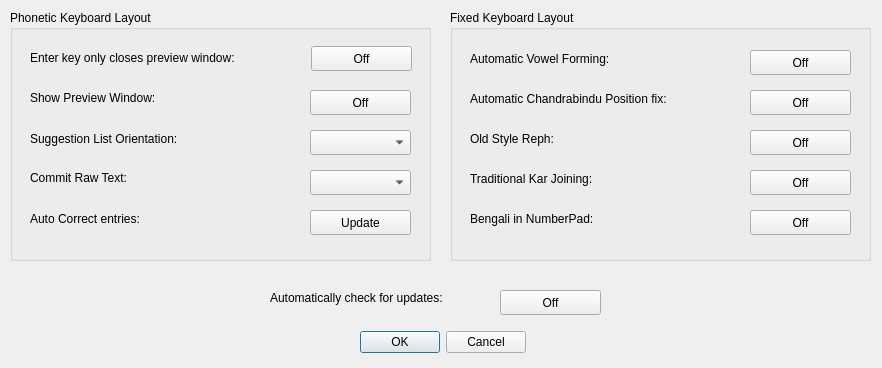
This is src/frontend/SettingsDialog.ui in OpenBangla/OpenBangla-Keyboard as Qt 5 draws it before an edit. The edited form follows.
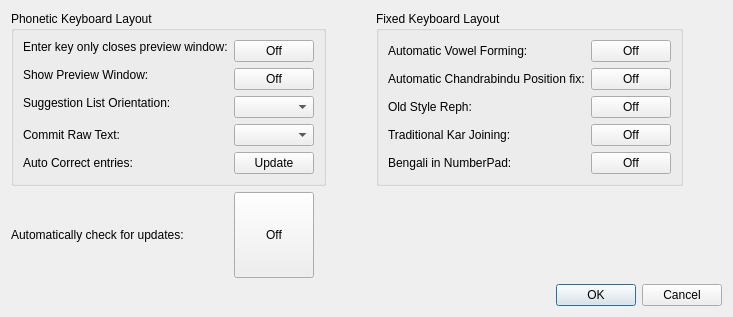
This is the edited form.

```diff
--- a/src/frontend/SettingsDialog.ui
+++ b/src/frontend/SettingsDialog.ui
@@ -6,8 +6,8 @@
    <rect>
     <x>0</x>
     <y>0</y>
-    <width>882</width>
-    <height>368</height>
+    <width>733</width>
+    <height>317</height>
    </rect>
   </property>
   <property name="sizePolicy">
@@ -19,72 +19,141 @@
   <property name="windowTitle">
    <string>Settings</string>
   </property>
-  <widget class="QDialogButtonBox" name="buttonBox">
-   <property name="geometry">
-    <rect>
-     <x>360</x>
-     <y>330</y>
-     <width>166</width>
-     <height>25</height>
-    </rect>
+  <layout class="QFormLayout" name="formLayout_3">
+   <property name="formAlignment">
+    <set>Qt::AlignLeading|Qt::AlignLeft|Qt::AlignVCenter</set>
    </property>
-   <property name="orientation">
-    <enum>Qt::Horizontal</enum>
+   <property name="horizontalSpacing">
+    <number>50</number>
    </property>
-   <property name="standardButtons">
-    <set>QDialogButtonBox::Cancel|QDialogButtonBox::Ok</set>
+   <property name="verticalSpacing">
+    <number>6</number>
    </property>
-  </widget>
-  <widget class="QGroupBox" name="groupFixed">
-   <property name="geometry">
-    <rect>
-     <x>450</x>
-     <y>10</y>
-     <width>421</width>
-     <height>251</height>
-    </rect>
+   <item row="0" column="0">
+    <widget class="QGroupBox" name="FixedLayout">
+     <property name="sizePolicy">
+      <sizepolicy hsizetype="Fixed" vsizetype="Expanding">
+       <horstretch>0</horstretch>
+       <verstretch>0</verstretch>
+      </sizepolicy>
+     </property>
+     <property name="title">
+      <string>Phonetic Keyboard Layout</string>
+     </property>
+     <layout class="QFormLayout" name="formLayout_2">
+      <item row="0" column="0">
+       <widget class="QLabel" name="label">
+        <property name="sizePolicy">
+         <sizepolicy hsizetype="Fixed" vsizetype="Fixed">
+          <horstretch>0</horstretch>
+          <verstretch>0</verstretch>
+         </sizepolicy>
+        </property>
+        <property name="text">
+         <string>&lt;html&gt;&lt;head/&gt;&lt;body&gt;&lt;p&gt;Enter key only closes preview window:&lt;/p&gt;&lt;/body&gt;&lt;/html&gt;</string>
+        </property>
+       </widget>
+      </item>
+      <item row="0" column="1">
+       <widget class="QPushButton" name="btnClosePrevWin">
+        <property name="text">
+         <string>Off</string>
+        </property>
+        <property name="checkable">
+         <bool>true</bool>
+        </property>
+       </widget>
+      </item>
+      <item row="1" column="0">
+       <widget class="QLabel" name="label_2">
+        <property name="sizePolicy">
+         <sizepolicy hsizetype="Fixed" vsizetype="Fixed">
+          <horstretch>0</horstretch>
+          <verstretch>0</verstretch>
+         </sizepolicy>
+        </property>
+        <property name="text">
+         <string>&lt;html&gt;&lt;head/&gt;&lt;body&gt;&lt;p&gt;Show Preview Window:&lt;/p&gt;&lt;/body&gt;&lt;/html&gt;</string>
+        </property>
+       </widget>
+      </item>
+      <item row="1" column="1">
+       <widget class="QPushButton" name="btnShowPrevWin">
+        <property name="text">
+         <string>Off</string>
+        </property>
+        <property name="checkable">
+         <bool>true</bool>
+        </property>
+       </widget>
+      </item>
+      <item row="2" column="0">
+       <widget class="QLabel" name="label_3">
+        <property name="sizePolicy">
+         <sizepolicy hsizetype="Fixed" vsizetype="Fixed">
+          <horstretch>0</horstretch>
+          <verstretch>0</verstretch>
+         </sizepolicy>
+        </property>
+        <property name="text">
+         <string>Suggestion List Orientation:</string>
+        </property>
+       </widget>
+      </item>
+      <item row="2" column="1">
+       <widget class="QComboBox" name="cmbOrientation"/>
+      </item>
+      <item row="3" column="0">
+       <widget class="QLabel" name="label_5">
+        <property name="text">
+         <string>&lt;html&gt;&lt;head/&gt;&lt;body&gt;&lt;p&gt;Commit Raw Text:&lt;/p&gt;&lt;/body&gt;&lt;/html&gt;</string>
+        </property>
+       </widget>
+      </item>
+      <item row="3" column="1">
+       <widget class="QComboBox" name="cmbRawTxt"/>
+      </item>
+      <item row="4" column="0">
+       <widget class="QLabel" name="label_11">
+        <property name="text">
+         <string>Auto Correct entries:</string>
+        </property>
+       </widget>
+      </item>
+      <item row="4" column="1">
+       <widget class="QPushButton" name="btnACUpdate">
+        <property name="text">
+         <string>Update</string>
+        </property>
+        <property name="checkable">
+         <bool>false</bool>
+        </property>
+       </widget>
+      </item>
+     </layout>
+    </widget>
+   </item>
+   <item row="0" column="1">
+    <widget class="QGroupBox" name="PhoneticLayout">
+     <property name="sizePolicy">
+      <sizepolicy hsizetype="Fixed" vsizetype="Expanding">
+       <horstretch>0</horstretch>
+       <verstretch>0</verstretch>
+      </sizepolicy>
    </property>
    <property name="title">
     <string>Fixed Keyboard Layout</string>
    </property>
+     <layout class="QFormLayout" name="formLayout">
+      <item row="0" column="0">
    <widget class="QLabel" name="label_6">
-    <property name="geometry">
-     <rect>
-      <x>20</x>
-      <y>40</y>
-      <width>251</width>
-      <height>17</height>
-     </rect>
-    </property>
     <property name="text">
      <string>Automatic Vowel Forming:</string>
     </property>
    </widget>
-   <widget class="QPushButton" name="btnAutoChandra">
-    <property name="geometry">
-     <rect>
-      <x>300</x>
-      <y>80</y>
-      <width>101</width>
-      <height>25</height>
-     </rect>
-    </property>
-    <property name="text">
-     <string>Off</string>
-    </property>
-    <property name="checkable">
-     <bool>true</bool>
-    </property>
-   </widget>
+      </item>
+      <item row="0" column="1">
    <widget class="QPushButton" name="btnAutoVowel">
-    <property name="geometry">
-     <rect>
-      <x>300</x>
-      <y>40</y>
-      <width>101</width>
-      <height>25</height>
-     </rect>
-    </property>
     <property name="text">
      <string>Off</string>
     </property>
@@ -92,41 +161,39 @@
      <bool>true</bool>
     </property>
    </widget>
+      </item>
+      <item row="1" column="0">
    <widget class="QLabel" name="label_7">
-    <property name="geometry">
-     <rect>
-      <x>20</x>
-      <y>80</y>
-      <width>261</width>
-      <height>17</height>
-     </rect>
-    </property>
     <property name="text">
      <string>Automatic Chandrabindu Position fix:</string>
     </property>
    </widget>
+      </item>
+      <item row="1" column="1">
+       <widget class="QPushButton" name="btnAutoChandra">
+        <property name="sizePolicy">
+         <sizepolicy hsizetype="Minimum" vsizetype="Minimum">
+          <horstretch>0</horstretch>
+          <verstretch>0</verstretch>
+         </sizepolicy>
+        </property>
+        <property name="text">
+         <string>Off</string>
+        </property>
+        <property name="checkable">
+         <bool>true</bool>
+        </property>
+       </widget>
+      </item>
+      <item row="2" column="0">
    <widget class="QLabel" name="label_8">
-    <property name="geometry">
-     <rect>
-      <x>20</x>
-      <y>120</y>
-      <width>251</width>
-      <height>17</height>
-     </rect>
-    </property>
     <property name="text">
      <string>Old Style Reph:</string>
     </property>
    </widget>
+      </item>
+      <item row="2" column="1">
    <widget class="QPushButton" name="btnOldReph">
-    <property name="geometry">
-     <rect>
-      <x>300</x>
-      <y>120</y>
-      <width>101</width>
-      <height>25</height>
-     </rect>
-    </property>
     <property name="text">
      <string>Off</string>
     </property>
@@ -134,28 +201,16 @@
      <bool>true</bool>
     </property>
    </widget>
+      </item>
+      <item row="3" column="0">
    <widget class="QLabel" name="label_9">
-    <property name="geometry">
-     <rect>
-      <x>20</x>
-      <y>160</y>
-      <width>251</width>
-      <height>17</height>
-     </rect>
-    </property>
     <property name="text">
      <string>Traditional Kar Joining:</string>
     </property>
    </widget>
+      </item>
+      <item row="3" column="1">
    <widget class="QPushButton" name="btnKarJoining">
-    <property name="geometry">
-     <rect>
-      <x>300</x>
-      <y>160</y>
-      <width>101</width>
-      <height>25</height>
-     </rect>
-    </property>
     <property name="text">
      <string>Off</string>
     </property>
@@ -163,28 +218,16 @@
      <bool>true</bool>
     </property>
    </widget>
+      </item>
+      <item row="4" column="0">
    <widget class="QLabel" name="label_10">
-    <property name="geometry">
-     <rect>
-      <x>20</x>
-      <y>200</y>
-      <width>251</width>
-      <height>17</height>
-     </rect>
-    </property>
     <property name="text">
      <string>Bengali in NumberPad:</string>
     </property>
    </widget>
+      </item>
+      <item row="4" column="1">
    <widget class="QPushButton" name="btnNumberpad">
-    <property name="geometry">
-     <rect>
-      <x>300</x>
-      <y>200</y>
-      <width>101</width>
-      <height>25</height>
-     </rect>
-    </property>
     <property name="text">
      <string>Off</string>
     </property>
@@ -192,198 +235,25 @@
      <bool>true</bool>
     </property>
    </widget>
-  </widget>
-  <widget class="QGroupBox" name="groupPhonetic">
-   <property name="geometry">
-    <rect>
-     <x>10</x>
-     <y>10</y>
-     <width>421</width>
-     <height>251</height>
-    </rect>
-   </property>
-   <property name="title">
-    <string>Phonetic Keyboard Layout</string>
-   </property>
-   <widget class="QComboBox" name="cmbOrientation">
-    <property name="geometry">
-     <rect>
-      <x>300</x>
-      <y>120</y>
-      <width>101</width>
-      <height>25</height>
-     </rect>
-    </property>
-   </widget>
-   <widget class="QPushButton" name="btnClosePrevWin">
-    <property name="geometry">
-     <rect>
-      <x>301</x>
-      <y>36</y>
-      <width>101</width>
-      <height>25</height>
-     </rect>
-    </property>
-    <property name="text">
-     <string>Off</string>
-    </property>
-    <property name="checkable">
-     <bool>true</bool>
-    </property>
-   </widget>
-   <widget class="QLabel" name="label_2">
-    <property name="geometry">
-     <rect>
-      <x>20</x>
-      <y>80</y>
-      <width>280</width>
-      <height>17</height>
-     </rect>
-    </property>
-    <property name="sizePolicy">
-     <sizepolicy hsizetype="Fixed" vsizetype="Fixed">
-      <horstretch>0</horstretch>
-      <verstretch>0</verstretch>
-     </sizepolicy>
-    </property>
-    <property name="text">
-     <string>&lt;html&gt;&lt;head/&gt;&lt;body&gt;&lt;p&gt;Show Preview Window:&lt;/p&gt;&lt;/body&gt;&lt;/html&gt;</string>
-    </property>
-   </widget>
-   <widget class="QLabel" name="label_5">
-    <property name="geometry">
-     <rect>
-      <x>20</x>
-      <y>160</y>
-      <width>123</width>
-      <height>17</height>
-     </rect>
-    </property>
-    <property name="text">
-     <string>&lt;html&gt;&lt;head/&gt;&lt;body&gt;&lt;p&gt;Commit Raw Text:&lt;/p&gt;&lt;/body&gt;&lt;/html&gt;</string>
-    </property>
-   </widget>
-   <widget class="QComboBox" name="cmbRawTxt">
-    <property name="geometry">
-     <rect>
-      <x>300</x>
-      <y>160</y>
-      <width>101</width>
-      <height>25</height>
-     </rect>
-    </property>
-   </widget>
-   <widget class="QLabel" name="label_3">
-    <property name="geometry">
-     <rect>
-      <x>20</x>
-      <y>120</y>
-      <width>191</width>
-      <height>17</height>
-     </rect>
-    </property>
-    <property name="sizePolicy">
-     <sizepolicy hsizetype="Fixed" vsizetype="Fixed">
-      <horstretch>0</horstretch>
-      <verstretch>0</verstretch>
-     </sizepolicy>
-    </property>
-    <property name="text">
-     <string>Suggestion List Orientation:</string>
-    </property>
-   </widget>
-   <widget class="QLabel" name="label">
-    <property name="geometry">
-     <rect>
-      <x>20</x>
-      <y>40</y>
-      <width>271</width>
-      <height>17</height>
-     </rect>
-    </property>
-    <property name="sizePolicy">
-     <sizepolicy hsizetype="Fixed" vsizetype="Fixed">
-      <horstretch>0</horstretch>
-      <verstretch>0</verstretch>
-     </sizepolicy>
-    </property>
-    <property name="text">
-     <string>&lt;html&gt;&lt;head/&gt;&lt;body&gt;&lt;p&gt;Enter key only closes preview window:&lt;/p&gt;&lt;/body&gt;&lt;/html&gt;</string>
-    </property>
-   </widget>
-   <widget class="QPushButton" name="btnShowPrevWin">
-    <property name="geometry">
-     <rect>
-      <x>300</x>
-      <y>80</y>
-      <width>101</width>
-      <height>25</height>
-     </rect>
-    </property>
-    <property name="text">
-     <string>Off</string>
-    </property>
-    <property name="checkable">
-     <bool>true</bool>
-    </property>
-   </widget>
-   <widget class="QLabel" name="label_11">
-    <property name="geometry">
-     <rect>
-      <x>20</x>
-      <y>200</y>
-      <width>271</width>
-      <height>17</height>
-     </rect>
-    </property>
-    <property name="text">
-     <string>Auto Correct entries:</string>
-    </property>
-   </widget>
-   <widget class="QPushButton" name="btnACUpdate">
-    <property name="geometry">
-     <rect>
-      <x>300</x>
-      <y>200</y>
-      <width>101</width>
-      <height>25</height>
-     </rect>
-    </property>
-    <property name="text">
-     <string>Update</string>
-    </property>
-    <property name="checkable">
-     <bool>false</bool>
-    </property>
-   </widget>
-  </widget>
-  <widget class="QPushButton" name="btnCheckUpdate">
-   <property name="geometry">
-    <rect>
-     <x>500</x>
-     <y>290</y>
-     <width>101</width>
-     <height>25</height>
-    </rect>
-   </property>
-   <property name="text">
-    <string>Off</string>
-   </property>
-   <property name="checkable">
-    <bool>true</bool>
-   </property>
-  </widget>
+      </item>
+     </layout>
+    </widget>
+   </item>
+   <item row="1" column="0" colspan="2">
+    <layout class="QGridLayout" name="gridLayout">
+     <property name="sizeConstraint">
+      <enum>QLayout::SetFixedSize</enum>
+     </property>
+     <property name="horizontalSpacing">
+      <number>50</number>
+     </property>
+     <property name="verticalSpacing">
+      <number>6</number>
+     </property>
+     <item row="0" column="0">
   <widget class="QLabel" name="label_4">
-   <property name="geometry">
-    <rect>
-     <x>270</x>
-     <y>290</y>
-     <width>231</width>
-     <height>17</height>
-    </rect>
-   </property>
    <property name="sizePolicy">
-    <sizepolicy hsizetype="Fixed" vsizetype="Fixed">
+        <sizepolicy hsizetype="Fixed" vsizetype="Expanding">
      <horstretch>0</horstretch>
      <verstretch>0</verstretch>
     </sizepolicy>
@@ -392,6 +262,49 @@
     <string>&lt;html&gt;&lt;head/&gt;&lt;body&gt;&lt;p&gt;Automatically check for updates:&lt;/p&gt;&lt;/body&gt;&lt;/html&gt;</string>
    </property>
   </widget>
+     </item>
+     <item row="0" column="1">
+      <widget class="QPushButton" name="btnCheckUpdate">
+       <property name="sizePolicy">
+        <sizepolicy hsizetype="Fixed" vsizetype="MinimumExpanding">
+         <horstretch>0</horstretch>
+         <verstretch>0</verstretch>
+        </sizepolicy>
+       </property>
+       <property name="text">
+        <string>Off</string>
+       </property>
+       <property name="checkable">
+        <bool>true</bool>
+       </property>
+      </widget>
+     </item>
+     <item row="0" column="2">
+      <spacer name="horizontalSpacer">
+       <property name="orientation">
+        <enum>Qt::Horizontal</enum>
+       </property>
+       <property name="sizeHint" stdset="0">
+        <size>
+         <width>40</width>
+         <height>20</height>
+        </size>
+       </property>
+      </spacer>
+     </item>
+    </layout>
+   </item>
+   <item row="2" column="1">
+    <widget class="QDialogButtonBox" name="buttonBox">
+     <property name="orientation">
+      <enum>Qt::Horizontal</enum>
+     </property>
+     <property name="standardButtons">
+      <set>QDialogButtonBox::Cancel|QDialogButtonBox::Ok</set>
+     </property>
+    </widget>
+   </item>
+  </layout>
  </widget>
  <resources/>
  <connections>
```
Lines whose indentation alone changed are shown as unchanged.
